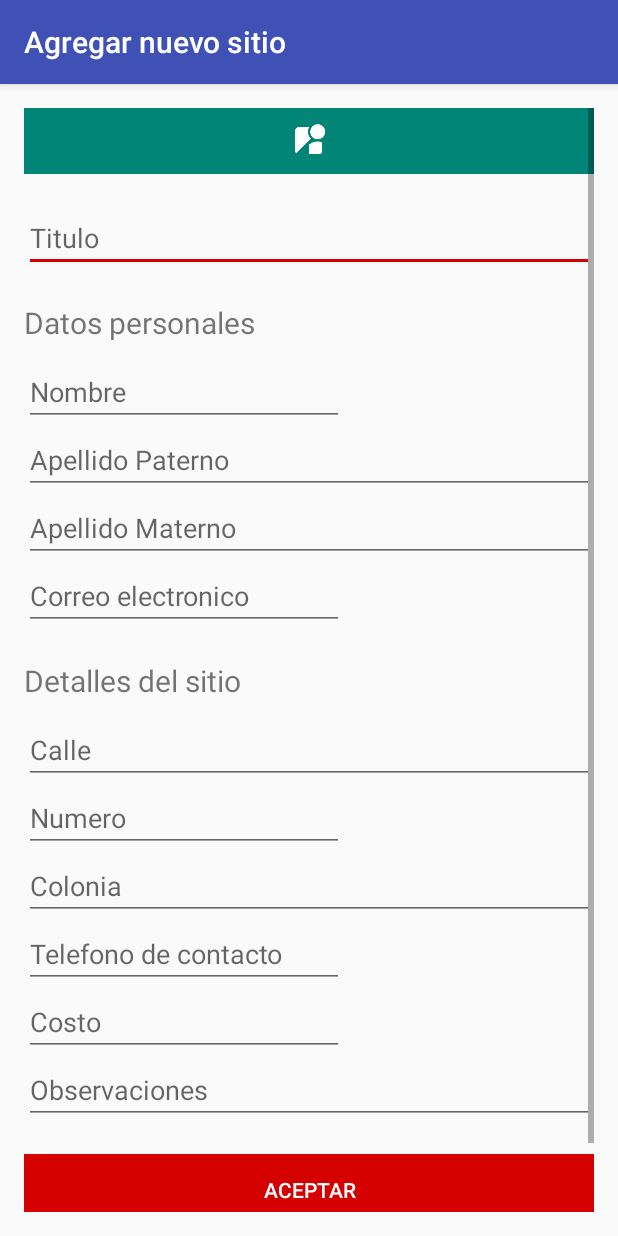
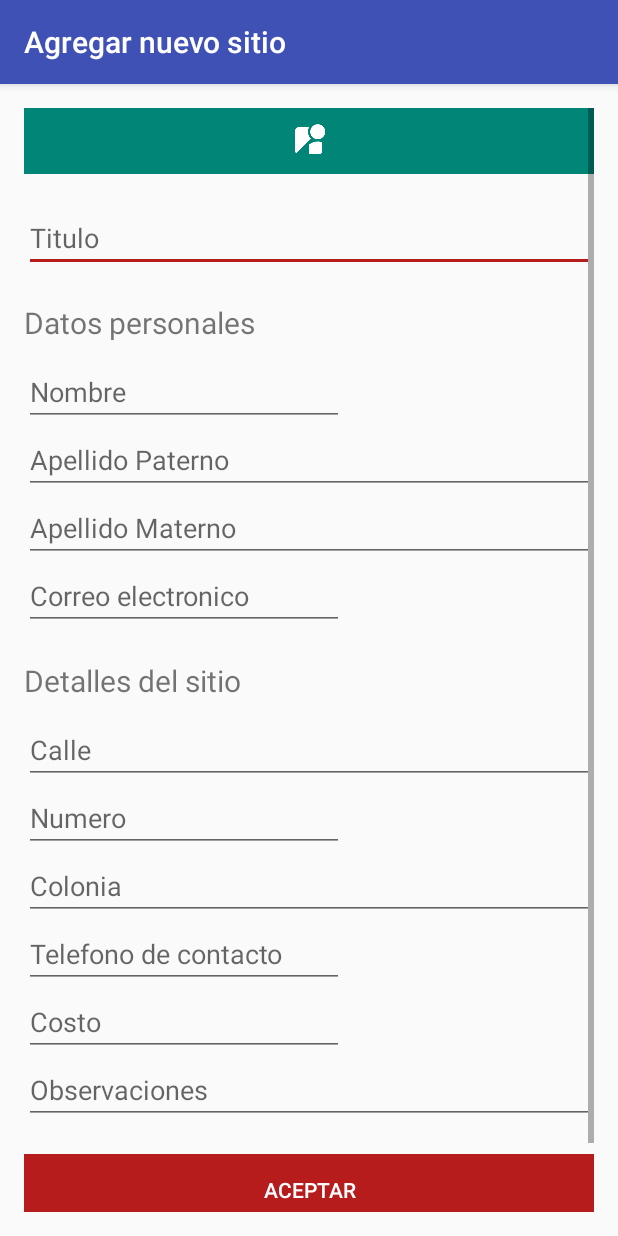
Before and after one commit to BrandonZV19/tBL, an Android app: the SitioEdit screen opened directly, with no data from a screen before it, on a phone screen of 412 x 824 dp. Run offline under Robolectric (Android 15) with nearby library versions, the phone set to English and light mode, and no system bars; libraries missing offline, so code that uses them is left out: com.loopj.android, cz.msebera.android.

Commit message:
colorfix1.1

```diff
--- a/app/src/main/res/values/colors.xml
+++ b/app/src/main/res/values/colors.xml
@@ -2,5 +2,5 @@
 <resources>
     <color name="colorPrimary">#3f51b5</color>
     <color name="colorPrimaryDark">#303f9f</color>
-    <color name="colorAccent">#d50000</color>
+    <color name="colorAccent">#B71C1C</color>
 </resources>
```
